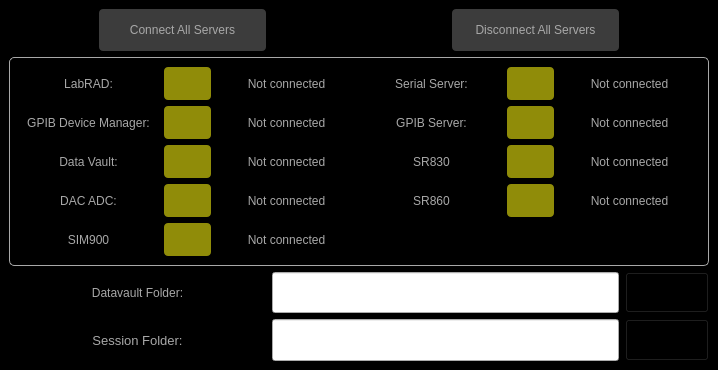
Old version of the form DEMONS GUI/Labrad Connect/LabRADConnect.ui in the repository zxiazxia/LabRAD-Device-Electrical_Measurement-ONline_Software.
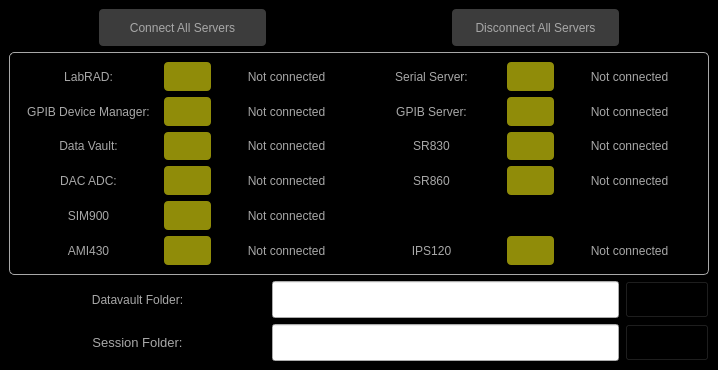
New version of the form. Icons and pictures are not drawn.

```diff
--- a/DEMONS GUI/Labrad Connect/LabRADConnect.ui
+++ b/DEMONS GUI/Labrad Connect/LabRADConnect.ui
@@ -24,7 +24,7 @@
 background-color: rgb(0, 0, 0);
 }</string>
    </property>
-   <layout class="QGridLayout" name="gridLayout" rowstretch="1,5,1,1" columnstretch="1,2,1,1,2,1">
+   <layout class="QGridLayout" name="gridLayout" rowstretch="1,6,1,1" columnstretch="1,2,1,1,2,1">
     <item row="0" column="1">
      <widget class="QPushButton" name="pushButton_ConnectAll">
       <property name="sizePolicy">
@@ -240,7 +240,54 @@
       <property name="frameShadow">
        <enum>QFrame::Raised</enum>
       </property>
-      <layout class="QGridLayout" name="gridLayout_2" rowstretch="1,1,1,1,1" columnstretch="3,1,3,3,1,3">
+      <layout class="QGridLayout" name="gridLayout_2" rowstretch="1,1,1,1,1,1" columnstretch="3,1,3,3,1,3">
+       <item row="0" column="0">
+        <widget class="QLabel" name="label">
+         <property name="styleSheet">
+          <string notr="true">
+color:rgb(168,168,168)</string>
+         </property>
+         <property name="text">
+          <string>LabRAD:</string>
+         </property>
+         <property name="alignment">
+          <set>Qt::AlignCenter</set>
+         </property>
+        </widget>
+       </item>
+       <item row="3" column="1">
+        <widget class="QPushButton" name="pushButton_DACADC">
+         <property name="sizePolicy">
+          <sizepolicy hsizetype="Preferred" vsizetype="Preferred">
+           <horstretch>0</horstretch>
+           <verstretch>0</verstretch>
+          </sizepolicy>
+         </property>
+         <property name="styleSheet">
+          <string notr="true">#pushButton_DACADC{
+background:rgb(144, 140, 9);
+border-radius: 4px;
+}</string>
+         </property>
+         <property name="text">
+          <string/>
+         </property>
+        </widget>
+       </item>
+       <item row="3" column="2">
+        <widget class="QLabel" name="label_DACADC">
+         <property name="styleSheet">
+          <string notr="true">
+color:rgb(168,168,168)</string>
+         </property>
+         <property name="text">
+          <string>Not connected</string>
+         </property>
+         <property name="alignment">
+          <set>Qt::AlignCenter</set>
+         </property>
+        </widget>
+       </item>
        <item row="3" column="0">
         <widget class="QLabel" name="label_3">
          <property name="styleSheet">
@@ -321,81 +368,6 @@
          </property>
         </widget>
        </item>
-       <item row="0" column="2">
-        <widget class="QLabel" name="label_Labrad">
-         <property name="styleSheet">
-          <string notr="true">
-color:rgb(168,168,168)</string>
-         </property>
-         <property name="text">
-          <string>Not connected</string>
-         </property>
-         <property name="alignment">
-          <set>Qt::AlignCenter</set>
-         </property>
-        </widget>
-       </item>
-       <item row="0" column="5">
-        <widget class="QLabel" name="label_SerialServer">
-         <property name="styleSheet">
-          <string notr="true">
-color:rgb(168,168,168)</string>
-         </property>
-         <property name="text">
-          <string>Not connected</string>
-         </property>
-         <property name="alignment">
-          <set>Qt::AlignCenter</set>
-         </property>
-        </widget>
-       </item>
-       <item row="0" column="0">
-        <widget class="QLabel" name="label">
-         <property name="styleSheet">
-          <string notr="true">
-color:rgb(168,168,168)</string>
-         </property>
-         <property name="text">
-          <string>LabRAD:</string>
-         </property>
-         <property name="alignment">
-          <set>Qt::AlignCenter</set>
-         </property>
-        </widget>
-       </item>
-       <item row="3" column="1">
-        <widget class="QPushButton" name="pushButton_DACADC">
-         <property name="sizePolicy">
-          <sizepolicy hsizetype="Preferred" vsizetype="Preferred">
-           <horstretch>0</horstretch>
-           <verstretch>0</verstretch>
-          </sizepolicy>
-         </property>
-         <property name="styleSheet">
-          <string notr="true">#pushButton_DACADC{
-background:rgb(144, 140, 9);
-border-radius: 4px;
-}</string>
-         </property>
-         <property name="text">
-          <string/>
-         </property>
-        </widget>
-       </item>
-       <item row="3" column="2">
-        <widget class="QLabel" name="label_DACADC">
-         <property name="styleSheet">
-          <string notr="true">
-color:rgb(168,168,168)</string>
-         </property>
-         <property name="text">
-          <string>Not connected</string>
-         </property>
-         <property name="alignment">
-          <set>Qt::AlignCenter</set>
-         </property>
-        </widget>
-       </item>
        <item row="0" column="4">
         <widget class="QPushButton" name="pushButton_SerialServer">
          <property name="sizePolicy">
@@ -443,6 +415,34 @@
          </property>
         </widget>
        </item>
+       <item row="0" column="2">
+        <widget class="QLabel" name="label_Labrad">
+         <property name="styleSheet">
+          <string notr="true">
+color:rgb(168,168,168)</string>
+         </property>
+         <property name="text">
+          <string>Not connected</string>
+         </property>
+         <property name="alignment">
+          <set>Qt::AlignCenter</set>
+         </property>
+        </widget>
+       </item>
+       <item row="0" column="5">
+        <widget class="QLabel" name="label_SerialServer">
+         <property name="styleSheet">
+          <string notr="true">
+color:rgb(168,168,168)</string>
+         </property>
+         <property name="text">
+          <string>Not connected</string>
+         </property>
+         <property name="alignment">
+          <set>Qt::AlignCenter</set>
+         </property>
+        </widget>
+       </item>
        <item row="4" column="1">
         <widget class="QPushButton" name="pushButton_SIM900">
          <property name="sizePolicy">
@@ -523,6 +523,53 @@
          </property>
         </widget>
        </item>
+       <item row="3" column="4">
+        <widget class="QPushButton" name="pushButton_SR860">
+         <property name="sizePolicy">
+          <sizepolicy hsizetype="Preferred" vsizetype="Preferred">
+           <horstretch>0</horstretch>
+           <verstretch>0</verstretch>
+          </sizepolicy>
+         </property>
+         <property name="styleSheet">
+          <string notr="true">#pushButton_SR860{
+background: rgb(144, 140, 9);
+ border-radius: 4px;
+}</string>
+         </property>
+         <property name="text">
+          <string/>
+         </property>
+        </widget>
+       </item>
+       <item row="2" column="5">
+        <widget class="QLabel" name="label_SR830">
+         <property name="styleSheet">
+          <string notr="true">
+color:rgb(168,168,168)</string>
+         </property>
+         <property name="text">
+          <string>Not connected</string>
+         </property>
+         <property name="alignment">
+          <set>Qt::AlignCenter</set>
+         </property>
+        </widget>
+       </item>
+       <item row="3" column="5">
+        <widget class="QLabel" name="label_SR860">
+         <property name="styleSheet">
+          <string notr="true">
+color:rgb(168,168,168)</string>
+         </property>
+         <property name="text">
+          <string>Not connected</string>
+         </property>
+         <property name="alignment">
+          <set>Qt::AlignCenter</set>
+         </property>
+        </widget>
+       </item>
        <item row="1" column="3">
         <widget class="QLabel" name="label_10">
          <property name="styleSheet">
@@ -617,8 +664,22 @@
          </property>
         </widget>
        </item>
-       <item row="3" column="4">
-        <widget class="QPushButton" name="pushButton_SR860">
+       <item row="5" column="0">
+        <widget class="QLabel" name="label_12">
+         <property name="styleSheet">
+          <string notr="true">
+color:rgb(168,168,168)</string>
+         </property>
+         <property name="text">
+          <string>AMI430</string>
+         </property>
+         <property name="alignment">
+          <set>Qt::AlignCenter</set>
+         </property>
+        </widget>
+       </item>
+       <item row="5" column="1">
+        <widget class="QPushButton" name="pushButton_AMI430">
          <property name="sizePolicy">
           <sizepolicy hsizetype="Preferred" vsizetype="Preferred">
            <horstretch>0</horstretch>
@@ -626,7 +687,7 @@
           </sizepolicy>
          </property>
          <property name="styleSheet">
-          <string notr="true">#pushButton_SR860{
+          <string notr="true">#pushButton_AMI430{
 background: rgb(144, 140, 9);
  border-radius: 4px;
 }</string>
@@ -636,8 +697,8 @@
          </property>
         </widget>
        </item>
-       <item row="2" column="5">
-        <widget class="QLabel" name="label_SR830">
+       <item row="5" column="2">
+        <widget class="QLabel" name="label_AMI430">
          <property name="styleSheet">
           <string notr="true">
 color:rgb(168,168,168)</string>
@@ -650,8 +711,41 @@
          </property>
         </widget>
        </item>
-       <item row="3" column="5">
-        <widget class="QLabel" name="label_SR860">
+       <item row="5" column="3">
+        <widget class="QLabel" name="label_13">
+         <property name="styleSheet">
+          <string notr="true">
+color:rgb(168,168,168)</string>
+         </property>
+         <property name="text">
+          <string>IPS120</string>
+         </property>
+         <property name="alignment">
+          <set>Qt::AlignCenter</set>
+         </property>
+        </widget>
+       </item>
+       <item row="5" column="4">
+        <widget class="QPushButton" name="pushButton_IPS120">
+         <property name="sizePolicy">
+          <sizepolicy hsizetype="Preferred" vsizetype="Preferred">
+           <horstretch>0</horstretch>
+           <verstretch>0</verstretch>
+          </sizepolicy>
+         </property>
+         <property name="styleSheet">
+          <string notr="true">#pushButton_IPS120{
+background: rgb(144, 140, 9);
+ border-radius: 4px;
+}</string>
+         </property>
+         <property name="text">
+          <string/>
+         </property>
+        </widget>
+       </item>
+       <item row="5" column="5">
+        <widget class="QLabel" name="label_IPS120">
          <property name="styleSheet">
           <string notr="true">
 color:rgb(168,168,168)</string>
```
